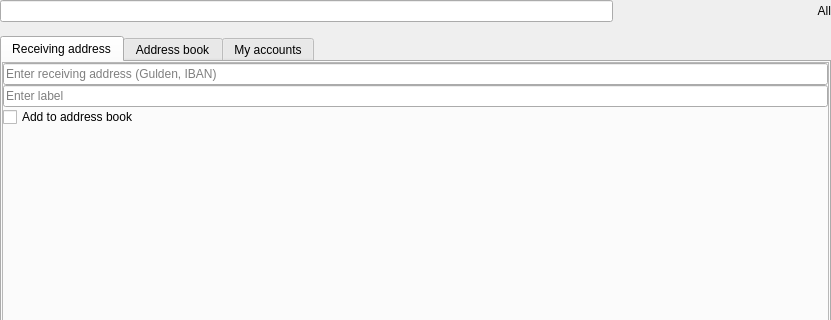
frozenflux3/munt-official, file src/qt/_Gulden/forms/guldensendcoinsentry.ui: the form before one commit; both pictures show x 0 to 831 and y 0 to 320 of the 831 by 660 pixel window.
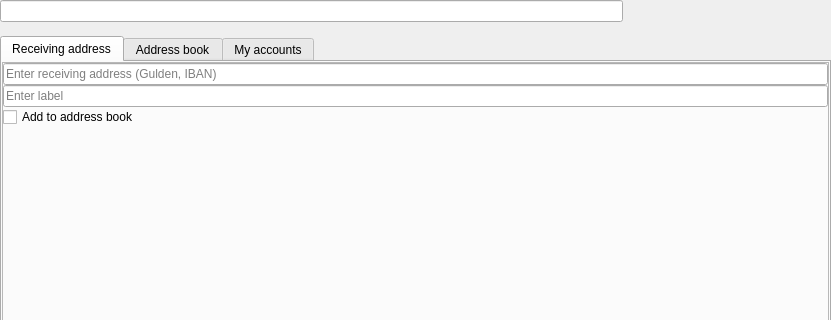
The form after the commit. Custom widgets are drawn as their Qt base class.

Commit message: Improve visuals for "All" button in send coins dialog.

```diff
--- a/src/qt/_Gulden/forms/guldensendcoinsentry.ui
+++ b/src/qt/_Gulden/forms/guldensendcoinsentry.ui
@@ -39,7 +39,7 @@
     <number>0</number>
    </property>
    <item>
-    <layout class="QHBoxLayout" name="horizontalLayout_3" stretch="3,1,0">
+    <layout class="QHBoxLayout" name="horizontalLayout_3" stretch="3,1">
      <property name="spacing">
       <number>0</number>
      </property>
@@ -59,22 +59,6 @@
        </property>
       </spacer>
      </item>
-     <item>
-      <widget class="ClickableLabel" name="sendAll">
-       <property name="cursor">
-        <cursorShape>PointingHandCursor</cursorShape>
-       </property>
-       <property name="text">
-        <string>All</string>
-       </property>
-       <property name="alignment">
-        <set>Qt::AlignRight|Qt::AlignTrailing|Qt::AlignVCenter</set>
-       </property>
-       <property name="indent">
-        <number>0</number>
-       </property>
-      </widget>
-     </item>
     </layout>
    </item>
    <item>
@@ -504,11 +488,6 @@
    <header>amountfield.h</header>
    <container>1</container>
   </customwidget>
-  <customwidget>
-   <class>ClickableLabel</class>
-   <extends>QLabel</extends>
-   <header location="global">qt/_Gulden/clickablelabel.h</header>
-  </customwidget>
  </customwidgets>
  <resources>
   <include location="../../gulden.qrc"/>
```
The commit also changes 4 other files.
